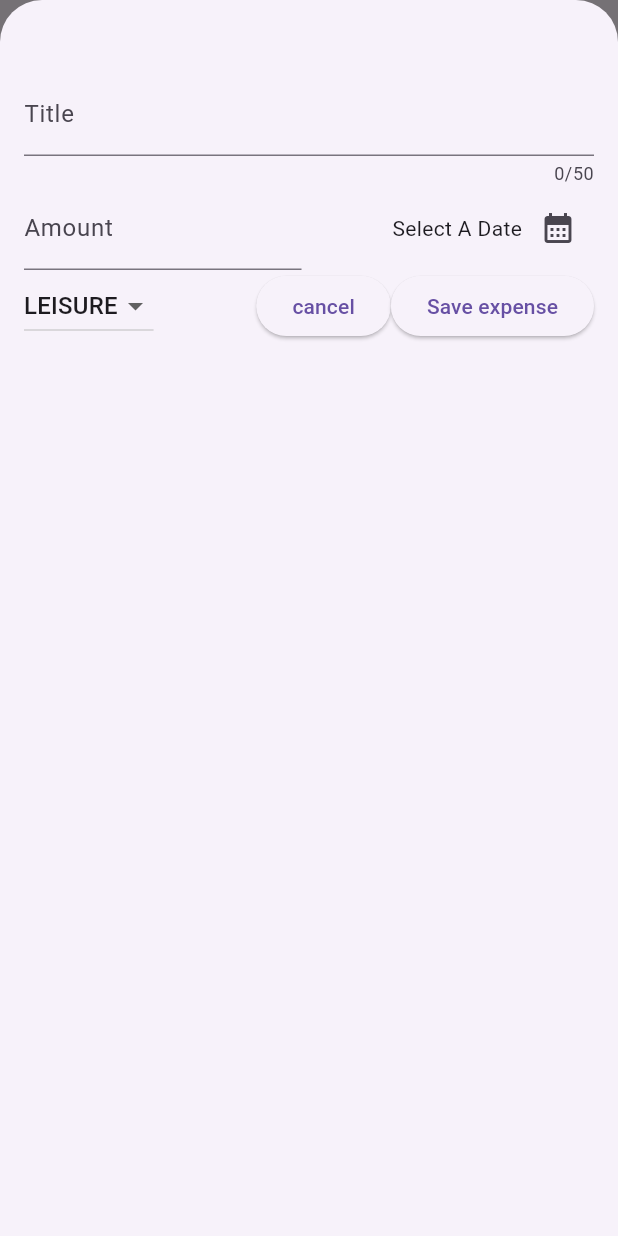
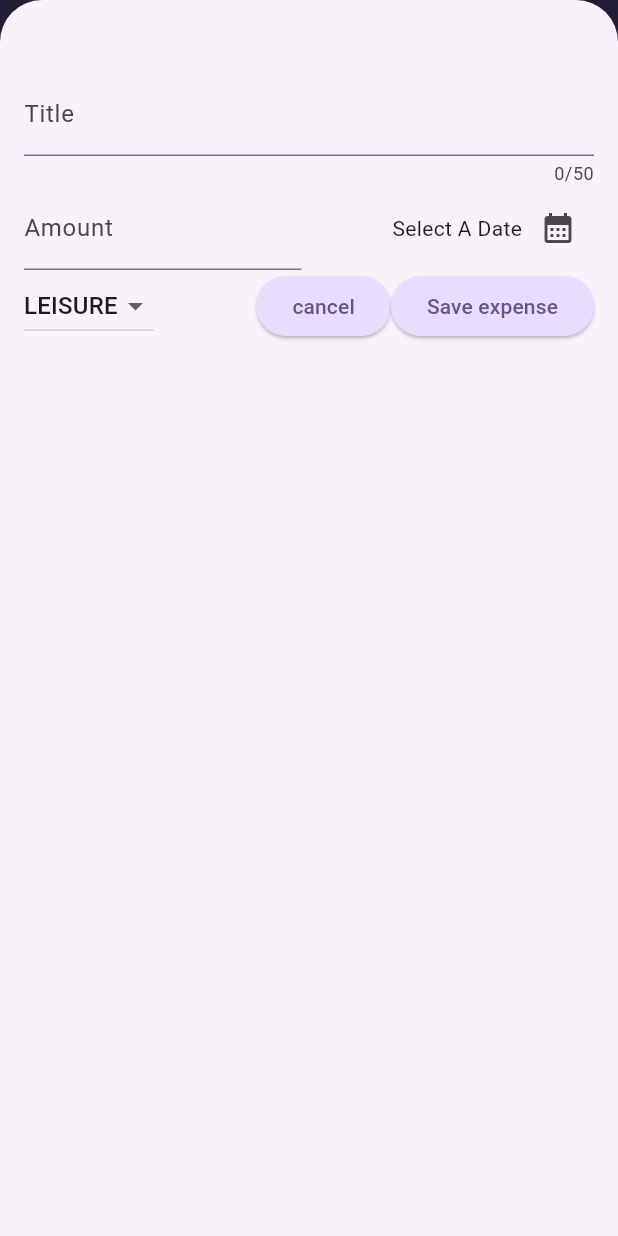
Before and after one commit to HammadM48/expense_tracker, a Flutter app: the screen it shows after launch, after a tap on the "add" icon, on a phone screen of 412 x 824 dp. Run offline on Flutter 3.47's test engine with Material 3 defaults, Android fonts, the phone set to English and light mode, and no system bars.

Commit message:
Added theme and dark theme. Minor tweaks to style.

```diff
--- a/lib/main.dart
+++ b/lib/main.dart
@@ -1,10 +1,57 @@
 import 'package:flutter/material.dart';
 import 'package:expense_tracker/widgets/expenses.dart';
 
+var kColorScheme = ColorScheme.fromSeed(seedColor:
+  const Color.fromARGB(255, 96, 59, 181)
+);
+var kDarkColorScheme = ColorScheme.fromSeed(
+  brightness: Brightness.dark,
+  seedColor: Color.fromARGB(255, 5, 99, 125),
+);
 void main() {
-  runApp(MaterialApp(
+  runApp(
+    MaterialApp(
+      themeMode : ThemeMode.system,
+      darkTheme: ThemeData.dark().copyWith(
+        colorScheme: kDarkColorScheme,
+      cardTheme: CardThemeData().copyWith(
+        color: kDarkColorScheme.secondaryContainer,
+        margin: const EdgeInsets.symmetric(horizontal: 16, vertical: 8,),
+      ),
+      elevatedButtonTheme: ElevatedButtonThemeData(
+        style: ElevatedButton.styleFrom(
+          backgroundColor: kDarkColorScheme.primaryContainer,
+          foregroundColor: kDarkColorScheme.onPrimaryContainer,
+        ),
+      ),
+    ),
     theme: ThemeData().copyWith(
-      scaffoldBackgroundColor: Color.fromARGB(255, 220, 189, 252),
+      colorScheme: kColorScheme,
+      appBarTheme: const AppBarTheme().copyWith(
+        backgroundColor: kColorScheme.onPrimaryContainer,
+        foregroundColor: kColorScheme.onPrimary,
+
+      ),
+      cardTheme: CardThemeData().copyWith(
+        color: kColorScheme.secondaryContainer,
+        margin: const EdgeInsets.symmetric(
+          horizontal: 16,
+          vertical: 8,
+        ),
+      ),
+      elevatedButtonTheme: ElevatedButtonThemeData(
+        style: ElevatedButton.styleFrom(
+          backgroundColor: kColorScheme.primaryContainer,
+        ),
+      ),
+      textTheme: ThemeData().textTheme.copyWith(
+        titleLarge: TextStyle(
+          fontWeight: FontWeight.normal,
+          color: kColorScheme.onSecondaryContainer,
+          fontSize: 14
+        )
+      )
     ),
+
     home: Expenses()));
 }
--- a/lib/widgets/chart/chart.dart
+++ b/lib/widgets/chart/chart.dart
@@ -1,5 +1,4 @@
 import 'package:flutter/material.dart';
-
 import 'package:expense_tracker/widgets/chart/chart_bar.dart';
 import 'package:expense_tracker/models/expense.dart';
 
@@ -19,28 +18,22 @@ class Chart extends StatelessWidget {
 
   double get maxTotalExpense {
     double maxTotalExpense = 0;
-
     for (final bucket in buckets) {
       if (bucket.totalExpenses > maxTotalExpense) {
         maxTotalExpense = bucket.totalExpenses;
       }
     }
-
     return maxTotalExpense;
   }
 
-  @override
   Widget build(BuildContext context) {
     final isDarkMode =
         MediaQuery.of(context).platformBrightness == Brightness.dark;
     return Container(
       margin: const EdgeInsets.all(16),
-      padding: const EdgeInsets.symmetric(
-        vertical: 16,
-        horizontal: 8,
-      ),
+      padding: const EdgeInsets.symmetric(vertical: 16, horizontal: 8),
       width: double.infinity,
-      height: 180,
+      height: 150,
       decoration: BoxDecoration(
         borderRadius: BorderRadius.circular(8),
         gradient: LinearGradient(
--- a/lib/widgets/expenses.dart
+++ b/lib/widgets/expenses.dart
@@ -1,3 +1,4 @@
+import 'package:expense_tracker/widgets/chart/chart.dart';
 import 'package:expense_tracker/widgets/expenses_list/expenses_list.dart';
 import 'package:expense_tracker/models/expense.dart';
 import 'package:expense_tracker/widgets/new_expense.dart';
@@ -62,7 +63,7 @@ class _ExpensesState extends State<Expenses> {
     ),
     Expense(
     title: "Train Ticket",
-    amount: 18.99,
+    amount: 34.00,
     date: DateTime.now(),
     category: Category.travel,
     ),
@@ -92,7 +93,7 @@ class _ExpensesState extends State<Expenses> {
       ),
       body: Column(
         children: [
-          Text("Chart"),
+          Chart(expenses: _registeredExpenses),
           Expanded(child: mainContent,),
         ],
       ),
--- a/lib/widgets/expenses_list/expense_item.dart
+++ b/lib/widgets/expenses_list/expense_item.dart
@@ -1,3 +1,4 @@
+import 'package:expense_tracker/main.dart';
 import 'package:expense_tracker/models/expense.dart';
 import 'package:flutter/material.dart';
 
@@ -6,12 +7,13 @@ class ExpenseItem extends StatelessWidget{
   final Expense expense;
   @override
   Widget build(BuildContext context) {
+    // TODO: implement build
     return Card(
       child: Padding(
         padding: EdgeInsets.symmetric(horizontal:20, vertical: 10),
         child: Column(
           children: [
-            Text(expense.title),
+            Text(expense.title, style:ThemeData().textTheme.titleLarge,),
             const SizedBox(height: 4),
             Row(
               children: [
--- a/lib/widgets/expenses_list/expenses_list.dart
+++ b/lib/widgets/expenses_list/expenses_list.dart
@@ -17,10 +17,10 @@ class ExpensesList extends StatelessWidget {
       itemBuilder: (ctx, index) => Dismissible(
         key:ValueKey(expenses[index]),
         background: Container(
-        //  margin: EdgeInsets.symmetric(
-        //    horizontal: Theme.of(context).cardTheme.margin!.horizontal
-        //  ),
-          color: Theme.of(context).colorScheme.error
+          margin: EdgeInsets.symmetric(
+            horizontal: Theme.of(context).cardTheme.margin!.horizontal,
+          ),
+          color: Theme.of(context).colorScheme.error.withValues(alpha:.75)
         ),
         onDismissed: (direction) {
           onRemoveExpense(expenses[index]);
@@ -29,4 +29,3 @@ class ExpensesList extends StatelessWidget {
       ),
     );
   }
-}
```
